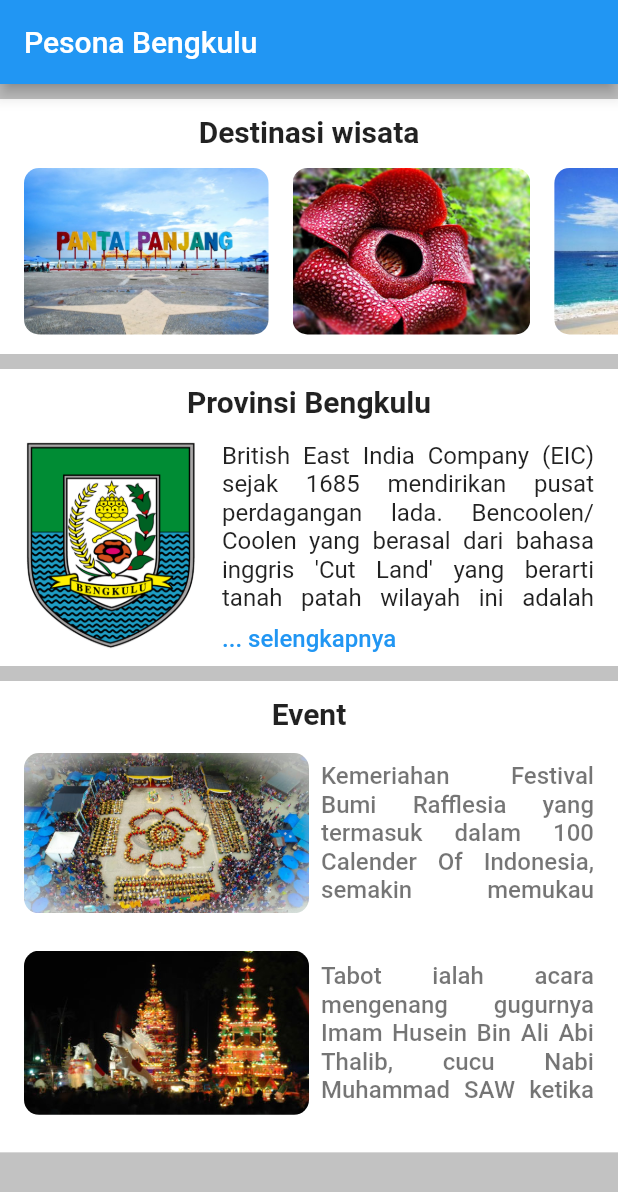
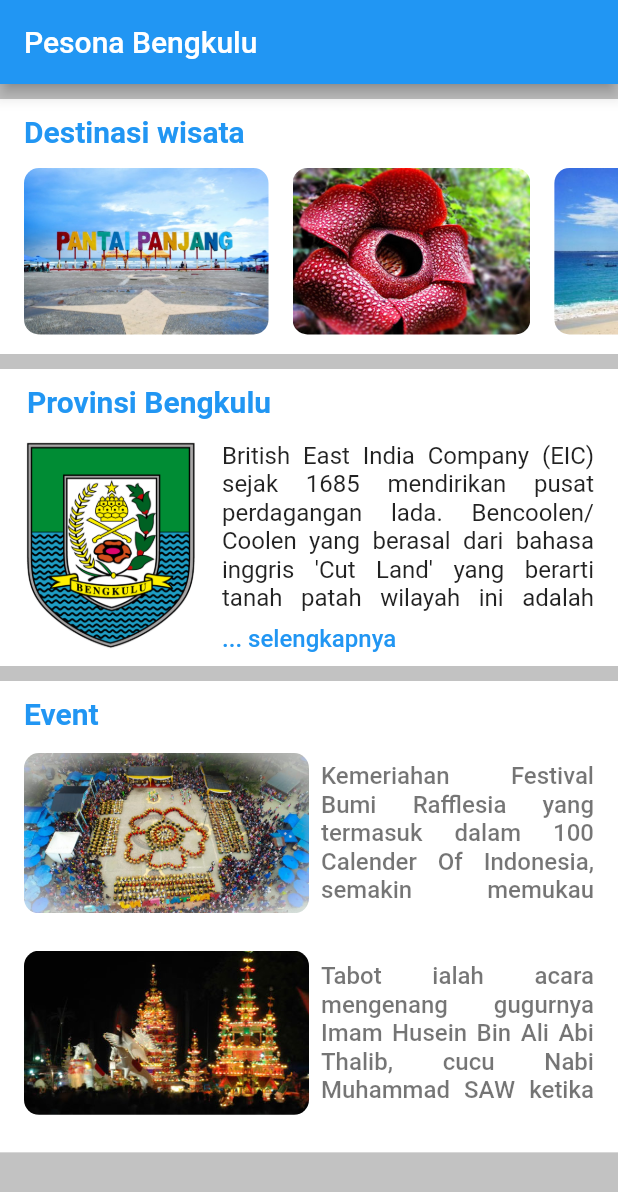
Before and after one commit to adhytianara/LearnFlutter, a Flutter app: the screen it shows after launch, on a phone screen of 412 x 824 dp. Shown: the top 1192 px of the screen. Run offline on Flutter 3.47's test engine with Material 2 defaults, Android fonts, the phone set to English and light mode, and no system bars.

Commit message:
refactor: change some details

```diff
--- a/lib/event_details.dart
+++ b/lib/event_details.dart
@@ -26,7 +26,6 @@ class EventDetails extends StatelessWidget {
                           onPressed: () {
                             Navigator.pop(context);
                           }),
-                      FavoriteButton(),
                     ],
                   ),
                 )
@@ -50,6 +49,7 @@ class EventDetails extends StatelessWidget {
                   borderRadius: BorderRadius.circular(40),
                   child: Image.asset(event.imageAssets)),
             ),
+            FavoriteButton(),
             Container(
               padding: EdgeInsets.all(16),
               child: Text(
@@ -78,7 +78,8 @@ class _FavoriteButtonState extends State<FavoriteButton> {
     return IconButton(
       icon: Icon(
         isFavorite ? Icons.favorite : Icons.favorite_border,
-        color: Colors.red,
+        color: Colors.blue,
+        size: 35,
       ),
       onPressed: () {
         setState(() {
--- a/lib/home_page.dart
+++ b/lib/home_page.dart
@@ -24,12 +24,15 @@ class HomePage extends StatelessWidget {
               child: Column(
                 children: <Widget>[
                   Padding(
-                    padding: const EdgeInsets.only(top: 10),
+                    padding: const EdgeInsets.only(left: 16, top: 10),
+                    child: Align(
+                      alignment: Alignment.centerLeft,
                       child: Text(
                         "Destinasi wisata",
                         style: TextStyle(
                             fontSize: 20,
                             fontWeight: FontWeight.bold,
+                            color: Colors.blue),
                       ),
                     ),
                   ),
@@ -70,12 +73,15 @@ class HomePage extends StatelessWidget {
               child: Column(
                 children: <Widget>[
                   Padding(
-                    padding: const EdgeInsets.only(top: 10, bottom: 15),
+                    padding: const EdgeInsets.only(left: 10, top: 10, bottom: 15),
+                    child: Align(
+                      alignment: Alignment.centerLeft,
                       child: Text(
                         "Provinsi Bengkulu",
                         style: TextStyle(
                             fontSize: 20,
                             fontWeight: FontWeight.bold,
+                            color: Colors.blue),
                       ),
                     ),
                   ),
@@ -136,12 +142,15 @@ class HomePage extends StatelessWidget {
               child: Column(
                 children: <Widget>[
                   Padding(
-                    padding: const EdgeInsets.only(top: 10, bottom: 15),
+                    padding: const EdgeInsets.only(top: 10, bottom: 15, left: 16),
+                    child: Align(
+                      alignment: Alignment.centerLeft,
                       child: Text(
                         "Event",
                         style: TextStyle(
                             fontSize: 20,
                             fontWeight: FontWeight.bold,
+                            color: Colors.blue),
                       ),
                     ),
                   ),
@@ -151,7 +160,8 @@ class HomePage extends StatelessWidget {
                       children: <Widget>[
                         FlatButton(
                           onPressed: () {
-                            Navigator.push(context, MaterialPageRoute(builder: (context) {
+                            Navigator.push(context,
+                                MaterialPageRoute(builder: (context) {
                               return EventDetails(event: event);
                             }));
                           },
@@ -171,12 +181,15 @@ class HomePage extends StatelessWidget {
                                   child: Column(
                                     children: <Widget>[
                                       Padding(
-                                        padding: const EdgeInsets.only(left: 8.0),
+                                        padding:
+                                            const EdgeInsets.only(left: 8.0),
                                         child: Text(
                                           event.description,
                                           textAlign: TextAlign.justify,
                                           maxLines: 5,
-                                          style: TextStyle(fontSize: 16, color: Colors.black54),
+                                          style: TextStyle(
+                                              fontSize: 16,
+                                              color: Colors.black54),
                                         ),
                                       ),
                                     ],
```
Also changed, not shown: lib/destination_details.dart (+4 -3 lines). Lines whose indentation alone changed are shown as unchanged.
